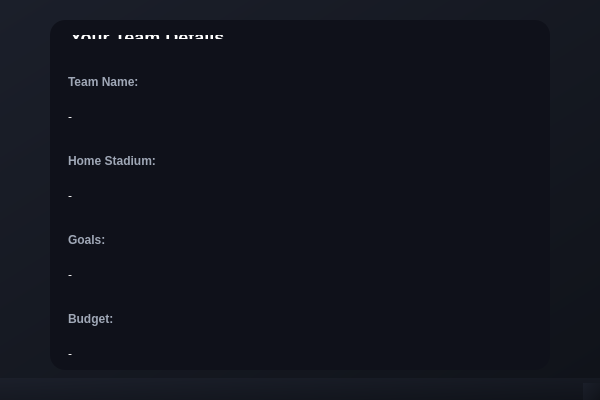
The window that display_team.ui (Azer-khadhraoui/ALDAWRY-FOOTBALL) describes before a commit, drawn with Qt 5.
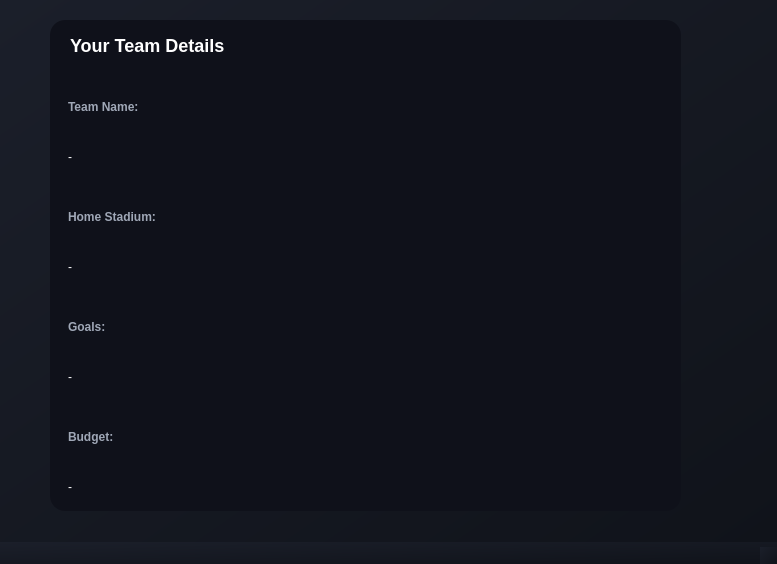
The same window after the commit.

The edit to the form file:
```diff
--- a/display_team.ui
+++ b/display_team.ui
@@ -6,8 +6,8 @@
    <rect>
     <x>0</x>
     <y>0</y>
-    <width>600</width>
-    <height>400</height>
+    <width>777</width>
+    <height>564</height>
    </rect>
   </property>
   <property name="windowTitle">
@@ -22,8 +22,8 @@
      <rect>
       <x>50</x>
       <y>20</y>
-      <width>500</width>
-      <height>350</height>
+      <width>631</width>
+      <height>491</height>
      </rect>
     </property>
     <property name="styleSheet">
```
